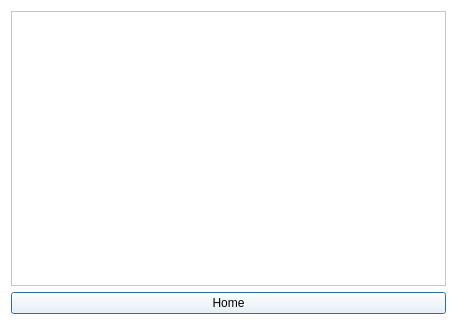
The window that FAKKIT/inventorypage.ui (r0ug3-Mary/Senior_Design) describes before a commit, drawn with Qt 5.
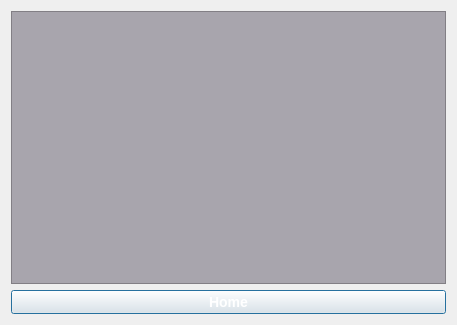
The same window after the commit.

Diff of the .ui file:
```diff
--- a/FAKKIT/inventorypage.ui
+++ b/FAKKIT/inventorypage.ui
@@ -14,14 +14,30 @@
    <string>Dialog</string>
   </property>
   <property name="styleSheet">
-   <string notr="true">background-color: rgb(255, 255, 255);</string>
+   <string notr="true"/>
   </property>
   <layout class="QVBoxLayout" name="verticalLayout">
    <item>
-    <widget class="QTextEdit" name="dbOutput"/>
+    <widget class="QTextEdit" name="dbOutput">
+     <property name="styleSheet">
+      <string notr="true">background-color: rgb(168, 165, 173);</string>
+     </property>
+    </widget>
    </item>
    <item>
     <widget class="QPushButton" name="HomeButton">
+     <property name="font">
+      <font>
+       <pointsize>-1</pointsize>
+       <weight>75</weight>
+       <italic>false</italic>
+       <bold>true</bold>
+      </font>
+     </property>
+     <property name="styleSheet">
+      <string notr="true">font: bold 14px;
+    color: white;</string>
+     </property>
      <property name="text">
       <string>Home</string>
      </property>
```
